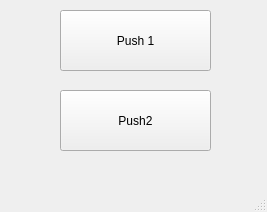
mathe-matician/VisualKernel, file mainwindow.ui: the form before one commit.
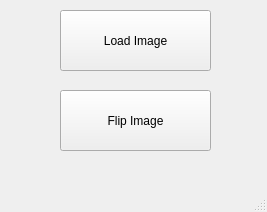
The form after the commit.

Patch:
```diff
--- a/mainwindow.ui
+++ b/mainwindow.ui
@@ -24,7 +24,7 @@
      </rect>
     </property>
     <property name="text">
-     <string>Push 1</string>
+     <string>Load Image</string>
     </property>
    </widget>
    <widget class="QPushButton" name="push2">
@@ -37,7 +37,7 @@
      </rect>
     </property>
     <property name="text">
-     <string>Push2</string>
+     <string>Flip Image</string>
     </property>
    </widget>
   </widget>
```
Left out of the diff: 4 changed lines with no effect on the pictures.
